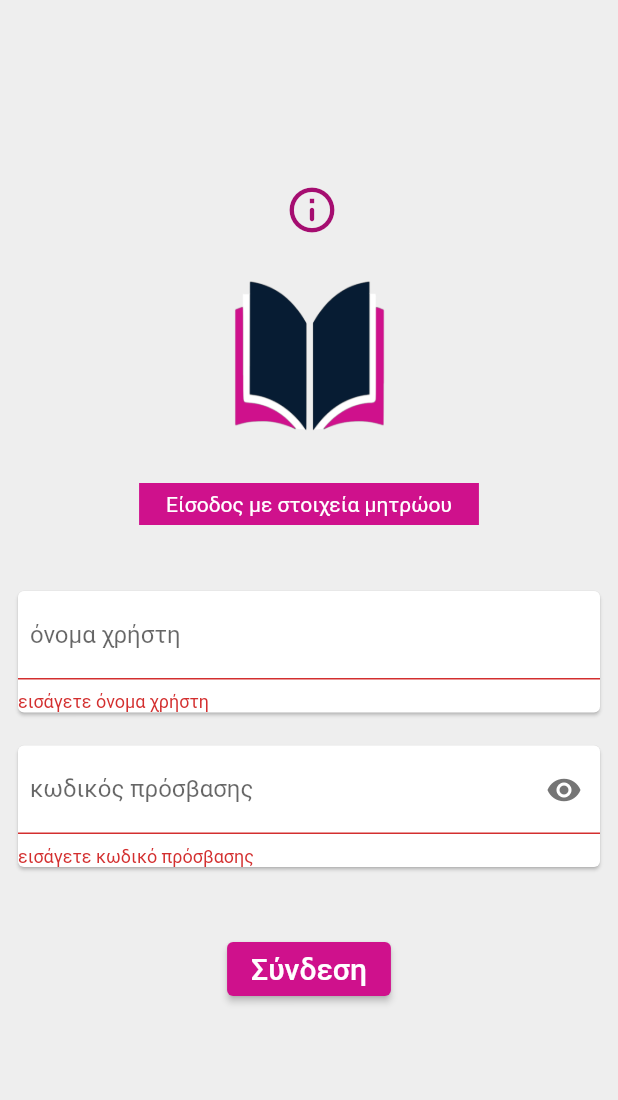
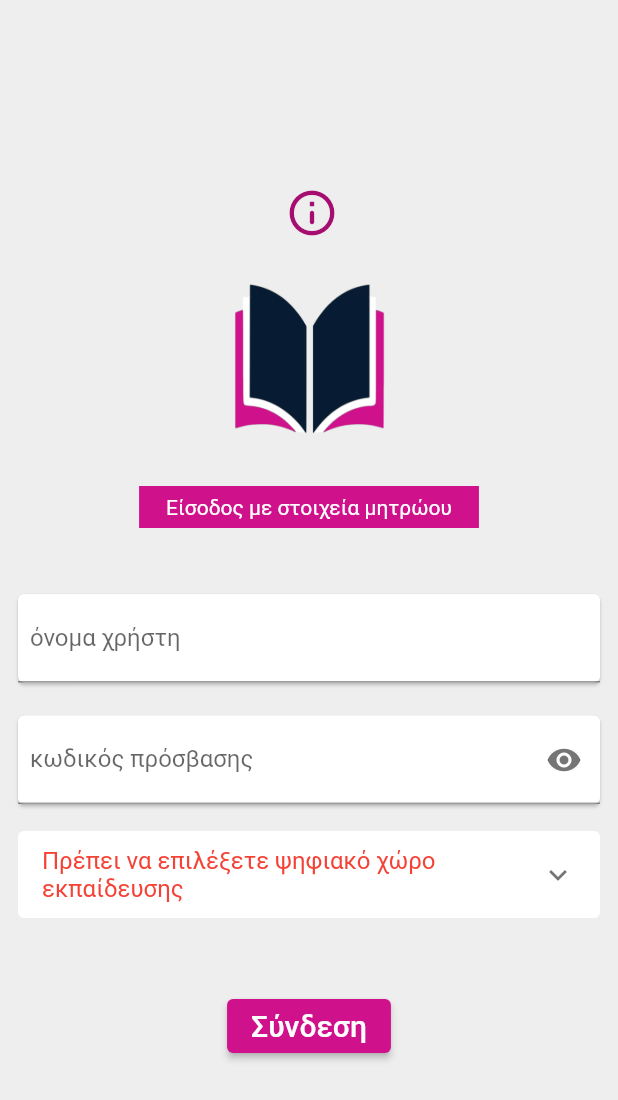
Before and after one commit to giomaroon/open_study, a Flutter app: the screen it shows after launch, after a tap on "Σύνδεση", on a phone screen of 412 x 824 dp. Shown: the top 1100 px of the screen. Run offline on Flutter 3.47's test engine with Material 2 defaults, Android fonts, the light colour scheme and no system bars; our stand-ins replace badges, flutter_local_notifications, flutter_native_timezone, flutter_secure_storage, flutter_spinkit, rxdart and 3 more; missing offline and left inert: workmanager; accounts and stored records are empty; network calls fail.

Commit message:
3.0.0 Server choice between study.eap.gr - courses.eap.gr added

```diff
--- a/lib/Pages/ChatPage.dart
+++ b/lib/Pages/ChatPage.dart
@@ -289,7 +289,7 @@ class _ChatPageState extends State<ChatPage> {
                               child: Card(
                                 elevation: 2,
                                 color: messageList[i].position == 'left'
-                                    ? Colors.grey[400]
+                                    ? Color(0xFFD5D5D5)
                                     : Colors.white,
                                 child: Padding(
                                   padding: const EdgeInsets.all(8.0),
--- a/lib/Pages/EventsPage.dart
+++ b/lib/Pages/EventsPage.dart
@@ -2,7 +2,7 @@ import 'package:flutter/material.dart';
 import 'package:gio_app/Services/HttpServices.dart';
 import '../Services/DatabaseServices.dart';
 import '../Models.dart';
-import '../main.dart' show activeUserId;
+import '../main.dart' show activeUserId, server;
 import 'package:html/dom.dart' show Document;
 import 'package:url_launcher/url_launcher.dart';
 
@@ -43,7 +43,7 @@ class _EventsPageState extends State<EventsPage> {
         loading=false;
       });
     } else { // connect to get new events
-      var html= await study.httpGetHtml('https://study.eap.gr/my/');
+      var html= await study.httpGetHtml('https://$server/my/');
       if (html!=null) { //connected
           _eventList=study.getEvents(html, activeUserId);
           await db.updateDB(newData: _eventList, whereId: 'userId', id: activeUserId);
--- a/lib/Pages/HomePage.dart
+++ b/lib/Pages/HomePage.dart
@@ -3,7 +3,7 @@ import 'package:gio_app/Models.dart';
 import 'package:gio_app/Pages/SettingsPage.dart';
 import 'package:gio_app/Services/HttpServices.dart';
 import 'package:gio_app/Pages/CoursesListPage.dart';
-import '../main.dart' show activeUserId, notificationServices;
+import '../main.dart' show activeUserId, notificationServices, server;
 import 'EventsPage.dart';
 import 'package:html/dom.dart' show Document;
 import '../Services/DatabaseServices.dart';
@@ -44,7 +44,7 @@ class _HomePageState extends State<HomePage> {
     if (widget.html==null) {
       print('homepage: connecting...');
       var study=HttpServices();
-      html = await study.httpGetHtml('https://study.eap.gr/my/');
+      html = await study.httpGetHtml('https://$server/my/');
       if (html==null) {
         print('no connection');
         connected=false;
--- a/lib/Pages/LoginPage.dart
+++ b/lib/Pages/LoginPage.dart
@@ -28,16 +28,18 @@ class _LoginPageState extends State<LoginPage> {
   bool passwordObscure=true;
   bool userExists=false;
 
+  var serverList=['courses.eap.gr', 'study.eap.gr'];
+  bool showSelectServerMessage=false;
+
   final _formKey=GlobalKey<FormState>();
-
 
   Future<void> chekcIfUserExists() async {
     var storage=FlutterSecureStorage();
     if (await storage.read(key: 'dbpassGenerated') != 'yes') {
+      print('dbpass not generated');
       await storage.write(key: 'dbpass', value: username+password);
       await storage.write(key: 'dbpassGenerated', value: 'yes');
     }
-    await storage.write(key: 'dbpass', value: username+password);
     var db = await DatabaseServices.instance.database;
     var userExistsDB = await db.query('User', columns: ['id'],
         where: 'username=? AND password=?',
@@ -83,7 +85,7 @@ class _LoginPageState extends State<LoginPage> {
         });
       }
     } else {
-      html = await study.httpGetHtml('https://study.eap.gr/my/', moodleSession: loginResult);
+      html = await study.httpGetHtml('https://$server/my/', moodleSession: loginResult);
 
       if (html!=null) {
         //...... get student name, messages counter, create User, update DB, store activeUserId and push HomePage(html)
@@ -132,7 +134,7 @@ class _LoginPageState extends State<LoginPage> {
                 'δυνατότητα να διατηρεί στη συσκευή τα δεδομένα του χρήστη '
                 'συμπεριλαμβανομένων των στοιχείων μητρώου: όνομα χρήστη και '
                 'κωδικός πρόσβασης, που απαιτούνται για τη '
-                'σύνδεση στις υπηρεσίες της ιστοσελίδας www.study.gr. Τα δεδομένα '
+                'σύνδεση στους ψηφιακούς χώρους εκπαίδευσης του ΕΑΠ. Τα δεδομένα '
                 'αυτά παραμένουν μόνο στη συσκευή και σε αποκρυπτογραφημένη μορφή '
                 'έτσι, ώστε να είναι ασφαλής η χρήση τους. '
                 'Στις ρυθμίσεις της εφαρμογής δίνεται η δυνατότητα '
@@ -224,6 +226,9 @@ class _LoginPageState extends State<LoginPage> {
             mainAxisAlignment: MainAxisAlignment.center,
             mainAxisSize: MainAxisSize.min,
             children: [
+              SizedBox(
+                height: 40,
+              ),
               IconButton(
                   onPressed: () {aboutApp(context);},
                   icon: Icon(Icons.info_outline_rounded,
@@ -318,9 +323,65 @@ class _LoginPageState extends State<LoginPage> {
                 ),
               ),
               Container(
+                margin: EdgeInsets.fromLTRB(4, 14, 4, 8),
+                decoration: BoxDecoration(
+                  color: Colors.white,
+                  borderRadius: BorderRadius.circular(4),
+                ),
+                child: ExpansionTile(
+                  key: ValueKey(server),
+                  textColor: Colors.grey[700],
+                  initiallyExpanded: false,
+                  iconColor: Colors.grey[700],
+                  title: Text(
+                    showSelectServerMessage
+                    ? 'Πρέπει να επιλέξετε ψηφιακό χώρο εκπαίδευσης'
+                    : server==''
+                      ? 'Επιλέξτε ψηφιακό χώρο εκπαίδευσης'
+                      : server,
+                    style: TextStyle(
+                      color:  showSelectServerMessage
+                          ? Colors.red
+                          : Colors.grey[700],
+                    ),
+                  ),
+                  children: [
+                    ListTile(
+                      title: Text(
+                          'Με εξαμηνιαία διάρθρωση'
+                      ),
+                      subtitle: Text(
+                        'courses.eap.gr'
+                      ),
+                      onTap: () {
+                        setState(() {
+                          server=serverList[0];
+                          showSelectServerMessage=false;
+                        });
+                      },
+                    ),
+                    ListTile(
+                      title: Text(
+                          'Με ετήσια διάρθρωση'
+                      ),
+                      subtitle: Text(
+                          'study.eap.gr'
+                      ),
+                      onTap: () {
+                        setState(() {
+                          server=serverList[1];
+                          showSelectServerMessage=false;
+                        });
+                      },
+                    )
+                  ],
+                ),
+              ),
+              Container(
                 height: 40,
                 child: Center(
-                  child: Text(authResultMessage,
+                  child: Text(
+                      authResultMessage,
                       style: TextStyle(fontSize: 18, color: Colors.red)),
                 ),
               ),
@@ -333,14 +394,25 @@ class _LoginPageState extends State<LoginPage> {
                     MaterialStateProperty.resolveWith((states) => Color(0xFFCF118C))
                 ),
                 onPressed: () async {
+                  if (server!='') {
+                    showSelectServerMessage=false;
                     if (_formKey.currentState!.validate()) {
+                      var prefs = await SharedPreferences.getInstance();
+                      await prefs.setString('server', server);
                       await chekcIfUserExists();
                       if (userExists) {
+                        print('user exists: $userId');
                         await loginProcedure(context);
                       } else {
                         await serviceTerms(context);
                       }
                     }
+                  } else {
+                    setState(() {
+                      showSelectServerMessage=true;
+                    });
+                  }
+
                 },
               ),
               SizedBox(height: 40,),
@@ -405,6 +477,14 @@ class _LoginPageState extends State<LoginPage> {
               //     print('messages: '+messdb.length.toString());
               //     print(messdb.map((e) => e.toMap()));
               //   },
+              // ),
+              // TextButton(
+              //   child: Text('close DB'),
+              //   onPressed: () async {
+              //     var db = await DatabaseServices.instance.database;
+              //     await db.close();
+              //
+              //   },
               // )
             ],
           ),
--- a/lib/main.dart
+++ b/lib/main.dart
@@ -14,6 +14,7 @@ import 'Services/BackgroundServices.dart';
 
 
 var activeUserId;
+var server='';
 var initialRoute='/';
 var payload;
 
@@ -34,31 +35,28 @@ void main() async {
   // .....Get active user id.........
   var prefs = await SharedPreferences.getInstance();
   activeUserId = prefs.getInt('userId') ?? 0;
-  print('main: $activeUserId');
+  print('main userid: $activeUserId');
 
   //...initialize notification plugin....
   await notificationServices.initializeNotifications();
 
   //..... check if app is launched by notification and set initialRoute.......
-
+  //TODO check if didNotificationLaunchApp==true and not if payload is null???
   payload = await notificationServices.getLaunchAppPayload();
-
 
   if (activeUserId==0) {
     initialRoute='LoginPage';
-  } else if (payload==null) {
-    print('main: payload is null');
-    initialRoute='/';
-  } else if (payload.split(' ').length==2){
-    initialRoute = payload.split(' ')[1];
-    await prefs.setString('payload', payload?? 'no payload');
-    await prefs.setString('initialRoute', initialRoute);
-
+  } else {
+    server=prefs.getString('server')??'study.eap.gr';
+    if (payload==null) {
+      print('main: payload is null');
+      initialRoute='/';
+    } else if (payload.split(' ').length==2){
+      initialRoute = payload.split(' ')[1];
+      // await prefs.setString('payload', payload?? 'no payload');
+      // await prefs.setString('initialRoute', initialRoute);
+    }
   }
-
-
-
-
 
   runApp(MyApp());
 }
@@ -87,9 +85,6 @@ class MyHttpOverrides extends HttpOverrides{
   @override
   HttpClient createHttpClient(SecurityContext? context){
     return super.createHttpClient(context)
-      ..badCertificateCallback = ((X509Certificate cert, String host, int port) {
-        final isValidHost=host=='study.eap.gr';
-        return isValidHost;
-      });
+      ..badCertificateCallback = (X509Certificate cert, String host, int port) => true;
   }
 }
--- a/pubspec.yaml
+++ b/pubspec.yaml
@@ -15,7 +15,7 @@ publish_to: 'none' # Remove this line if you wish to publish to pub.dev
 # In iOS, build-name is used as CFBundleShortVersionString while build-number used as CFBundleVersion.
 # Read more about iOS versioning at
 # https://developer.apple.com/library/archive/documentation/General/Reference/InfoPlistKeyReference/Articles/CoreFoundationKeys.html
-version: 2.0.0+1
+version: 3.0.0+1
 
 environment:
   sdk: ">=2.12.0 <3.0.0"
```
Also changed, not shown: lib/Pages/MessengerPage.dart (+5 -3 lines), lib/Pages/SettingsPage.dart (+43 -1 lines), lib/Services/BackgroundServices.dart (+11 -6 lines), lib/Services/DatabaseServices.dart (+81 -78 lines), lib/Services/HttpServices.dart (+15 -74 lines), lib/Pages/TimePage.dart (deleted), 1 other file. Lines whose indentation alone changed are shown as unchanged.
